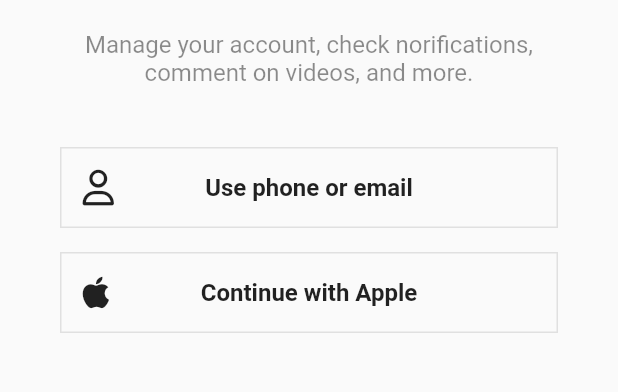
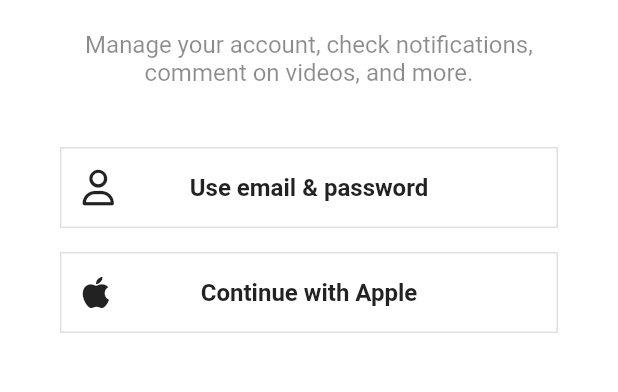
Before and after one commit to walkerJung/tictok-flutter, a Flutter app: the screen it shows after launch, after a tap on "Log in", on a phone screen of 412 x 824 dp, the part 162-554 px from its top. Run offline on Flutter 3.47's test engine with Material 2 defaults, Android fonts, the phone set to English and light mode, and no system bars; our stand-ins replace font_awesome_flutter.

Commit message:
feat: Sigh Up Form

```diff
--- a/lib/features/authentication/login_screen.dart
+++ b/lib/features/authentication/login_screen.dart
@@ -2,27 +2,36 @@ import 'package:flutter/material.dart';
 import 'package:font_awesome_flutter/font_awesome_flutter.dart';
 import 'package:tiktok_flutter/constants/gaps.dart';
 import 'package:tiktok_flutter/constants/sizes.dart';
+import 'package:tiktok_flutter/features/authentication/email_screen.dart';
 import 'package:tiktok_flutter/features/authentication/widgets/auth_button.dart';
 
 class LoginScreen extends StatelessWidget {
   const LoginScreen({super.key});
 
-  void onSignUpTap(BuildContext context) {
+  void _onSignUpTap(BuildContext context) {
     Navigator.of(context).pop();
+  }
+
+  void _onEmailTap(BuildContext context) {
+    Navigator.of(context).push(
+      MaterialPageRoute(
+        builder: (context) => const EmailScreen(),
+      ),
+    );
   }
 
   @override
   Widget build(BuildContext context) {
     return Scaffold(
-      body: const SafeArea(
+      body: SafeArea(
         child: Padding(
-          padding: EdgeInsets.symmetric(
+          padding: const EdgeInsets.symmetric(
             horizontal: Sizes.size40,
           ),
           child: Column(
             children: [
               Gaps.v80,
-              Text(
+              const Text(
                 'Log in to TikTok',
                 style: TextStyle(
                   fontSize: Sizes.size24,
@@ -30,8 +39,8 @@ class LoginScreen extends StatelessWidget {
                 ),
               ),
               Gaps.v20,
-              Text(
-                'Manage your account, check norifications, comment on videos, and more.',
+              const Text(
+                'Manage your account, check notifications, comment on videos, and more.',
                 style: TextStyle(
                   fontSize: Sizes.size16,
                   color: Colors.black45,
@@ -39,19 +48,22 @@ class LoginScreen extends StatelessWidget {
                 textAlign: TextAlign.center,
               ),
               Gaps.v40,
-              AuthButton(
-                  icon: FaIcon(FontAwesomeIcons.user),
-                  text: 'Use phone or email'),
+              GestureDetector(
+                onTap: () => _onEmailTap(context),
+                child: const AuthButton(
+                    icon: FaIcon(FontAwesomeIcons.user),
+                    text: 'Use email & password'),
+              ),
               Gaps.v16,
-              AuthButton(
+              const AuthButton(
                   icon: FaIcon(FontAwesomeIcons.apple),
-                  text: 'Continue with Apple')
+                  text: 'Continue with Apple'),
             ],
           ),
         ),
       ),
       bottomNavigationBar: BottomAppBar(
-        color: Colors.grey.shade100,
+        color: Colors.grey.shade50,
         elevation: 2,
         child: Container(
           child: Padding(
@@ -64,7 +76,7 @@ class LoginScreen extends StatelessWidget {
                 const Text("Don't have an account?"),
                 Gaps.h5,
                 GestureDetector(
-                  onTap: () => onSignUpTap(context),
+                  onTap: () => _onSignUpTap(context),
                   child: Text(
                     'Sign up',
                     style: TextStyle(
--- a/lib/features/authentication/sign_up_screen.dart
+++ b/lib/features/authentication/sign_up_screen.dart
@@ -8,7 +8,7 @@ import 'package:tiktok_flutter/features/authentication/widgets/auth_button.dart'
 class SignUpScreen extends StatelessWidget {
   const SignUpScreen({super.key});
 
-  void onLoginTap(BuildContext context) {
+  void _onLoginTap(BuildContext context) {
     Navigator.of(context).push(MaterialPageRoute(
       builder: (context) => const LoginScreen(),
     ));
@@ -44,7 +44,7 @@ class SignUpScreen extends StatelessWidget {
               Gaps.v40,
               AuthButton(
                   icon: FaIcon(FontAwesomeIcons.user),
-                  text: 'Use phone or email'),
+                  text: 'Use email & password'),
               Gaps.v16,
               AuthButton(
                   icon: FaIcon(FontAwesomeIcons.apple),
@@ -54,7 +54,7 @@ class SignUpScreen extends StatelessWidget {
         ),
       ),
       bottomNavigationBar: BottomAppBar(
-        color: Colors.grey.shade100,
+        color: Colors.grey.shade50,
         elevation: 2,
         child: Container(
           child: Padding(
@@ -67,7 +67,7 @@ class SignUpScreen extends StatelessWidget {
                 const Text('Already have an account?'),
                 Gaps.h5,
                 GestureDetector(
-                  onTap: () => onLoginTap(context),
+                  onTap: () => _onLoginTap(context),
                   child: Text(
                     'Log in',
                     style: TextStyle(
--- a/lib/main.dart
+++ b/lib/main.dart
@@ -1,4 +1,5 @@
 import 'package:flutter/material.dart';
+import 'package:tiktok_flutter/constants/sizes.dart';
 import 'package:tiktok_flutter/features/authentication/sign_up_screen.dart';
 
 void main() {
@@ -13,7 +14,17 @@ class TikTokApp extends StatelessWidget {
     return MaterialApp(
         title: 'TikTok Clone',
         theme: ThemeData(
+          scaffoldBackgroundColor: Colors.white,
           primaryColor: const Color(0xFFE9435A),
+          appBarTheme: const AppBarTheme(
+            foregroundColor: Colors.black,
+            backgroundColor: Colors.white,
+            elevation: 0,
+            titleTextStyle: TextStyle(
+                fontSize: Sizes.size16 + Sizes.size2,
+                fontWeight: FontWeight.w600,
+                color: Colors.black),
+          ),
         ),
         home: const SignUpScreen());
   }
```
Also changed, not shown: lib/features/authentication/email_screen.dart (added, +43 -0 lines), lib/features/authentication/username_screen.dart (added), 1 other file.
